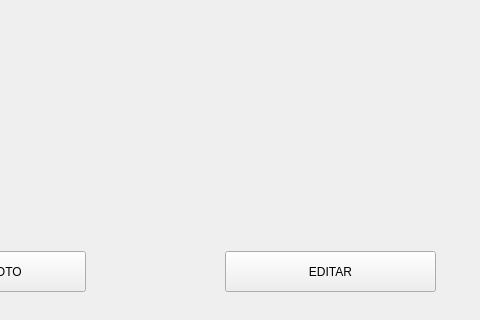
The window that arquivos_ui/telatirarfoto.ui (tulioaoki/sm_image_editor) describes before a commit, drawn with Qt 5; both pictures show x 165 to 645 and y 329 to 649 of the 645 by 649 pixel window.
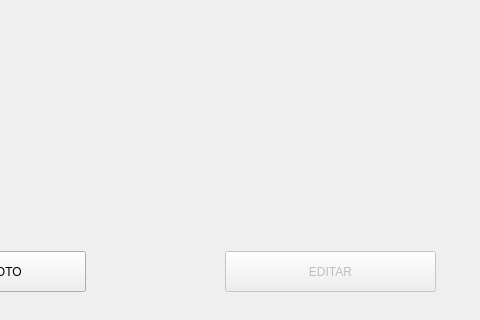
The same window after the commit.

Diff of the .ui file:
```diff
--- a/arquivos_ui/telatirarfoto.ui
+++ b/arquivos_ui/telatirarfoto.ui
@@ -28,7 +28,7 @@
   </widget>
   <widget class="QPushButton" name="editar">
    <property name="enabled">
-    <bool>true</bool>
+    <bool>false</bool>
    </property>
    <property name="geometry">
     <rect>
```
